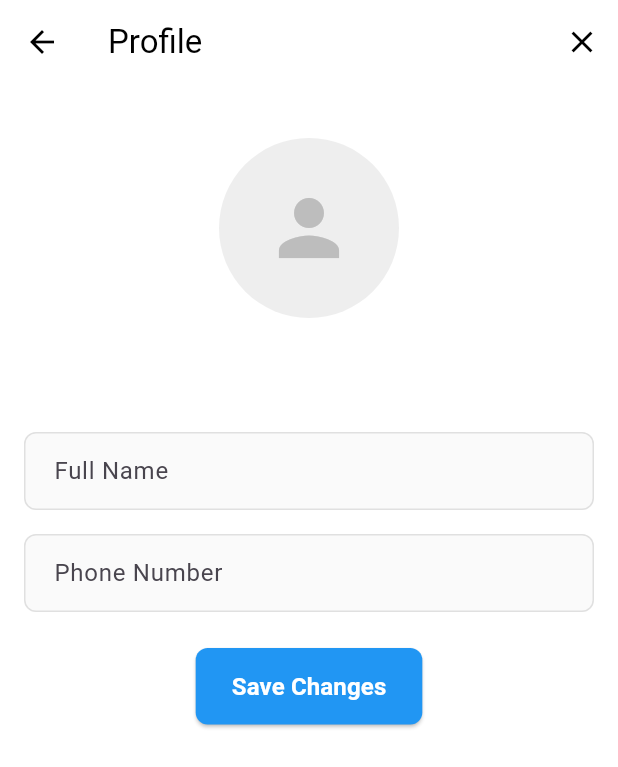
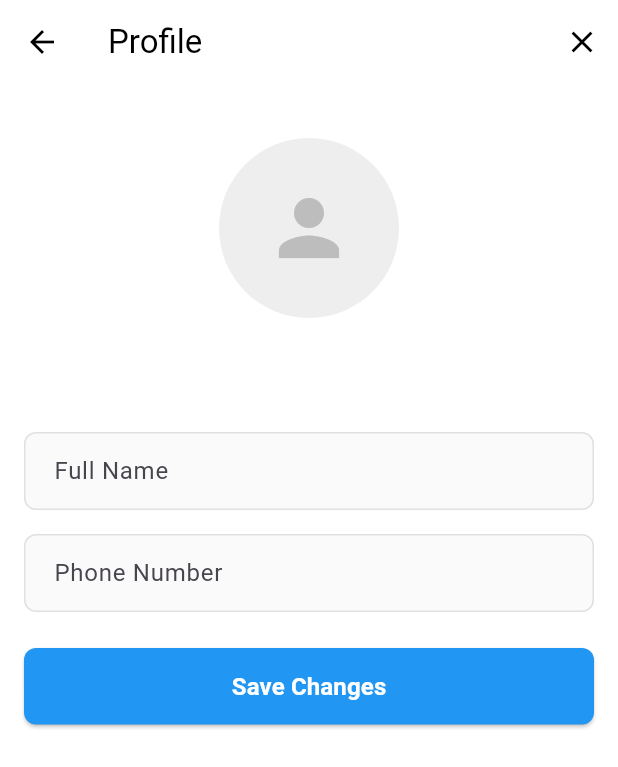
Before and after one commit to faihzq/duitkita, a Flutter app: the ProfileScreen screen opened directly, after a tap on the "edit" icon, on a phone screen of 412 x 824 dp. Shown: the top 767 px of the screen. Run offline on Flutter 3.47's test engine with Material 3 defaults, Android fonts, the phone set to English and light mode, and no system bars; our stand-ins replace cloud_firestore, firebase_auth, firebase_core, flutter_riverpod; accounts and stored records are empty.

Commit message:
fix profile_screen

```diff
--- a/lib/screens/profile_screen.dart
+++ b/lib/screens/profile_screen.dart
@@ -19,6 +19,7 @@ class _ProfileScreenState extends ConsumerState<ProfileScreen> {
   final TextEditingController _phoneController = TextEditingController();
   bool _isLoading = false;
   bool _isEditing = false;
+  bool _hasLoadedInitialData = false;
 
   @override
   void dispose() {
@@ -32,25 +33,19 @@ class _ProfileScreenState extends ConsumerState<ProfileScreen> {
       _isEditing = !_isEditing;
       if (!_isEditing) {
         // Reset controllers when canceling edit
-        _loadProfileData();
+        final userId =
+            ref.read(authControllerProvider.notifier).currentUser?.uid;
+        if (userId != null) {
+          final profileAsync = ref.read(userProfileStreamProvider(userId));
+          profileAsync.whenData((profile) {
+            if (profile != null && mounted) {
+              _nameController.text = profile.name ?? '';
+              _phoneController.text = profile.phoneNumber ?? '';
             }
           });
         }
-
-  void _loadProfileData() {
-    final userId = ref.read(authControllerProvider.notifier).currentUser?.uid;
-    if (userId != null) {
-      final profileAsync = ref.watch(userProfileStreamProvider(userId));
-
-      profileAsync.whenData((profile) {
-        if (profile != null && mounted) {
-          setState(() {
-            _nameController.text = profile.name ?? '';
-            _phoneController.text = profile.phoneNumber ?? '';
-          });
       }
     });
-    }
   }
 
   Future<void> _updateProfile() async {
@@ -98,12 +93,6 @@ class _ProfileScreenState extends ConsumerState<ProfileScreen> {
   }
 
   @override
-  void initState() {
-    super.initState();
-    _loadProfileData();
-  }
-
-  @override
   Widget build(BuildContext context) {
     final userId = ref.watch(authControllerProvider.notifier).currentUser?.uid;
     final userEmail =
@@ -119,6 +108,21 @@ class _ProfileScreenState extends ConsumerState<ProfileScreen> {
     }
 
     final profileAsync = ref.watch(userProfileStreamProvider(userId));
+
+    // Load initial data into controllers when profile data is available
+    profileAsync.whenData((profile) {
+      if (profile != null && !_hasLoadedInitialData && mounted) {
+        WidgetsBinding.instance.addPostFrameCallback((_) {
+          if (mounted) {
+            setState(() {
+              _nameController.text = profile.name ?? '';
+              _phoneController.text = profile.phoneNumber ?? '';
+              _hasLoadedInitialData = true;
+            });
+          }
+        });
+      }
+    });
 
     return Scaffold(
       appBar: AppBar(
@@ -163,8 +167,23 @@ class _ProfileScreenState extends ConsumerState<ProfileScreen> {
         },
         loading: () => const Center(child: CircularProgressIndicator()),
         error:
-            (error, stack) =>
-                Center(child: Text('Error loading profile: $error')),
+            (error, stack) => Center(
+              child: Column(
+                mainAxisAlignment: MainAxisAlignment.center,
+                children: [
+                  Text('Error loading profile: $error'),
+                  const SizedBox(height: 16),
+                  ElevatedButton(
+                    onPressed: () {
+                      setState(() {
+                        _hasLoadedInitialData = false;
+                      });
+                    },
+                    child: const Text('Retry'),
+                  ),
+                ],
+              ),
+            ),
       ),
     );
   }
@@ -225,10 +244,12 @@ class _ProfileScreenState extends ConsumerState<ProfileScreen> {
           keyboardType: TextInputType.phone,
         ),
         const SizedBox(height: 24),
-        ElevatedButton(
+        SizedBox(
+          width: double.infinity,
+          child: ElevatedButton(
             onPressed: _isLoading ? null : _updateProfile,
             style: ElevatedButton.styleFrom(
-            padding: const EdgeInsets.symmetric(vertical: 14, horizontal: 24),
+              padding: const EdgeInsets.symmetric(vertical: 14),
               shape: RoundedRectangleBorder(
                 borderRadius: BorderRadius.circular(8),
               ),
@@ -245,7 +266,11 @@ class _ProfileScreenState extends ConsumerState<ProfileScreen> {
                     )
                     : const Text(
                       'Save Changes',
-                    style: TextStyle(fontSize: 16, fontWeight: FontWeight.bold),
+                      style: TextStyle(
+                        fontSize: 16,
+                        fontWeight: FontWeight.bold,
+                      ),
+                    ),
           ),
         ),
       ],
```
Lines whose indentation alone changed are shown as unchanged.
